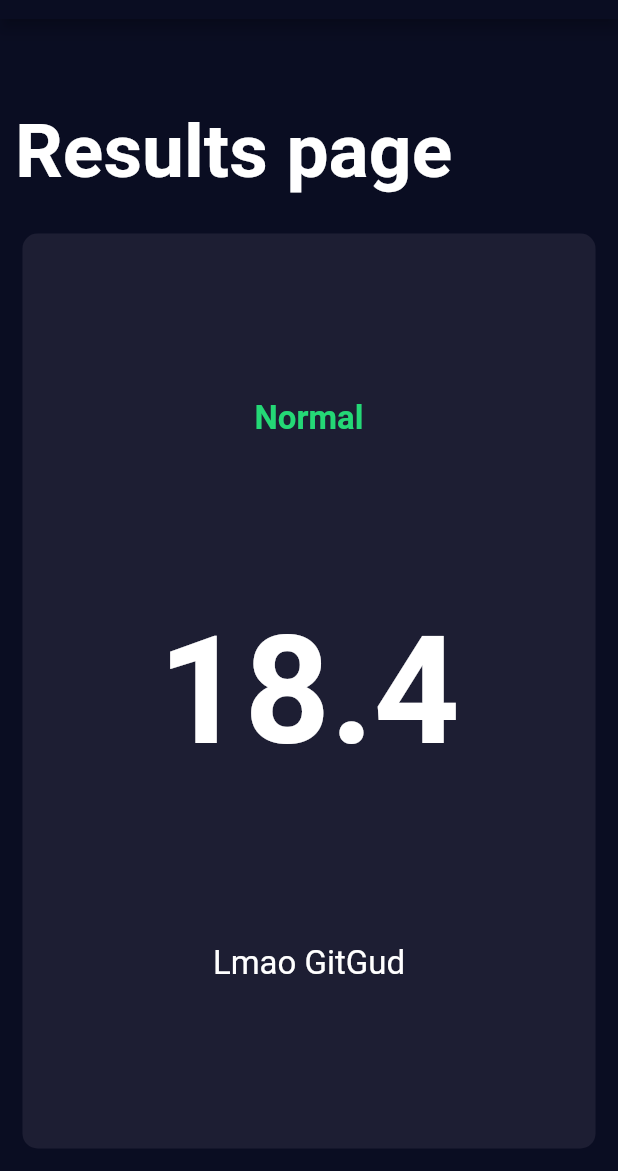
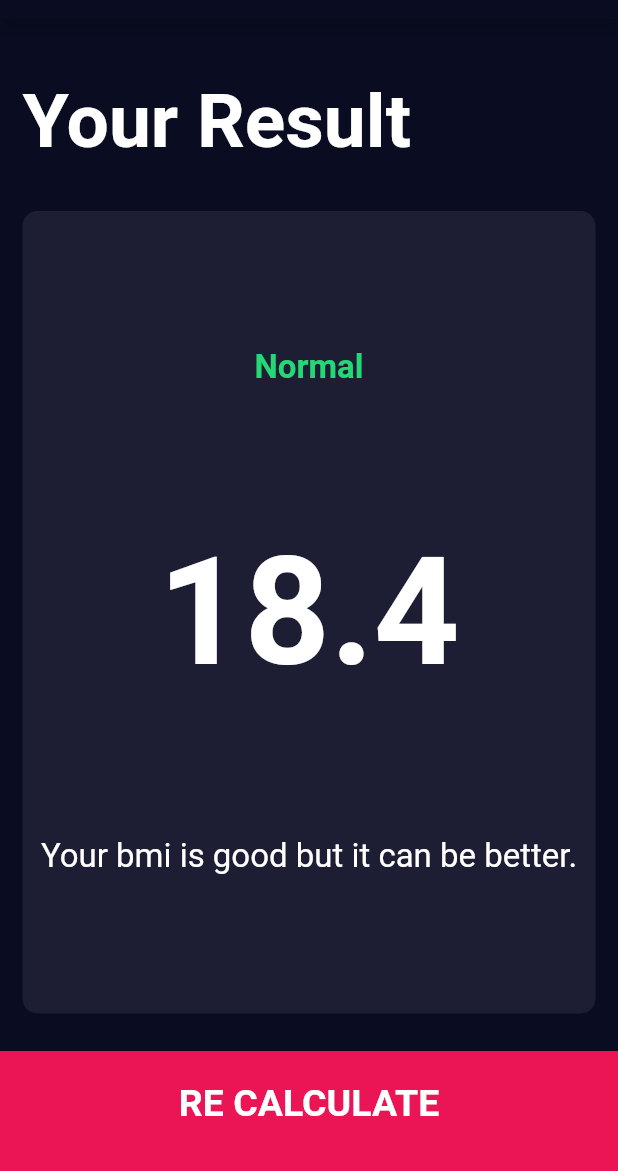
Before and after one commit to PratyushChauhan/bmi-calculator, a Flutter app: the ResultPage screen opened by its route, on a phone screen of 412 x 824 dp, the part 65-1236 px from its top. Run offline on Flutter 3.47's test engine with Material 2 defaults, Android fonts, the phone set to English and light mode, and no system bars; our stand-ins replace font_awesome_flutter.

Commit message:
Make calculator_brain.dart

```diff
--- a/lib/Screens/result_page.dart
+++ b/lib/Screens/result_page.dart
@@ -1,6 +1,7 @@
 import 'package:bmi_calculator/Constants.dart';
 import 'package:flutter/material.dart';
 import 'package:bmi_calculator/Components/ReusableCard.dart';
+import 'package:bmi_calculator/Components/bottom_button.dart';
 
 class ResultPage extends StatelessWidget {
   const ResultPage({Key? key}) : super(key: key);
@@ -17,10 +18,10 @@
         children: [
           Expanded(
             child: Container(
-              padding: EdgeInsets.all(10.0),
+              padding: const EdgeInsets.all(15.0),
               alignment: Alignment.bottomLeft,
               child: const Text(
-                'Results page',
+                'Your Result',
                 style: kTitleTextStyle,
               ),
             ),
@@ -43,13 +44,19 @@
                     style: kBMITextStyle,
                   ),
                   Text(
-                    'Lmao GitGud',
+                    'Your bmi is good but it can be better.',
                     style: kBodyTextStyle,
+                    textAlign: TextAlign.center,
                   )
                 ],
               ),
             ),
-          )
+          ),
+          BottomButton(
+              text: 'RE CALCULATE',
+              onTap: () {
+                Navigator.pop(context);
+              })
         ],
       ),
     );
--- /dev/null
+++ b/lib/calculator_brain.dart
@@ -0,0 +1,32 @@
+import 'dart:math';
+
+class CalculatorBrain {
+  CalculatorBrain({required this.weight, required this.height});
+  final int weight;
+  final int height;
+  double _bmi = 0;
+  String calculateBmi() {
+    _bmi = weight / pow(height / 100, 2);
+    return _bmi.toStringAsFixed(1);
+  }
+
+  String getResult() {
+    if (_bmi > 25) {
+      return 'Overweight';
+    } else if (_bmi > 18.5) {
+      return 'Normal';
+    } else {
+      return 'Underweight';
+    }
+  }
+
+  String getInterpretation() {
+    if (_bmi >= 25) {
+      return 'You have a higher than normal body weight. Try to exercise more.';
+    } else if (_bmi >= 18.5) {
+      return 'You have a normal body weight. Good job!';
+    } else {
+      return 'You have a lower than normal body weight. You can eat a bit more.';
+    }
+  }
+}
```
